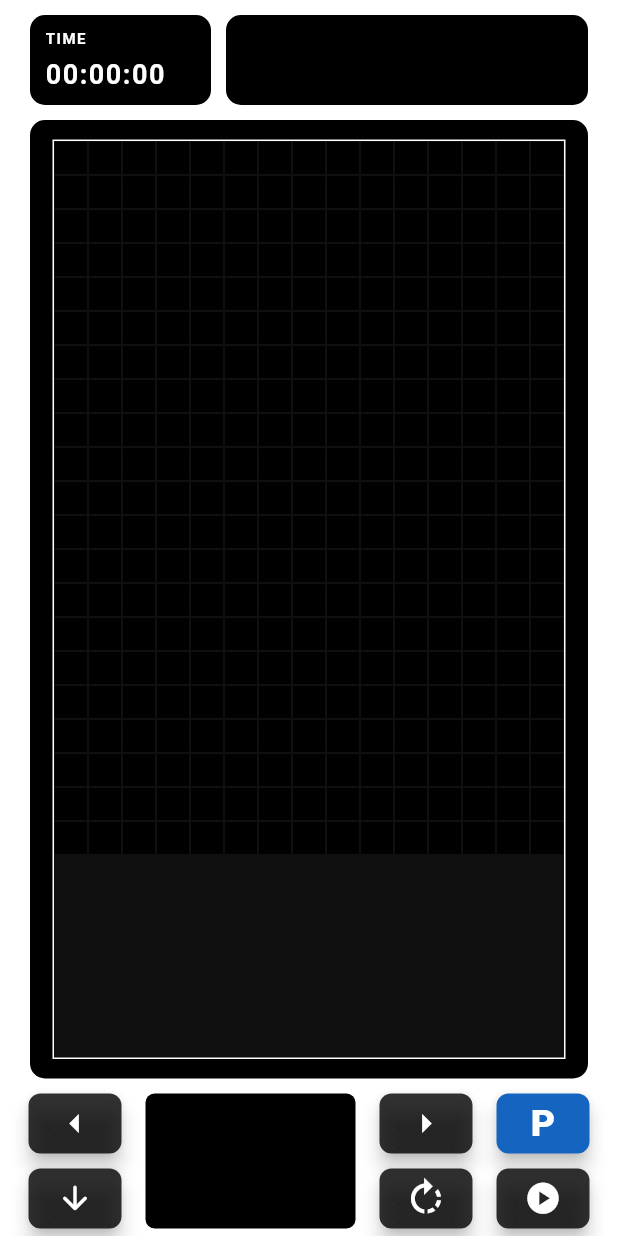
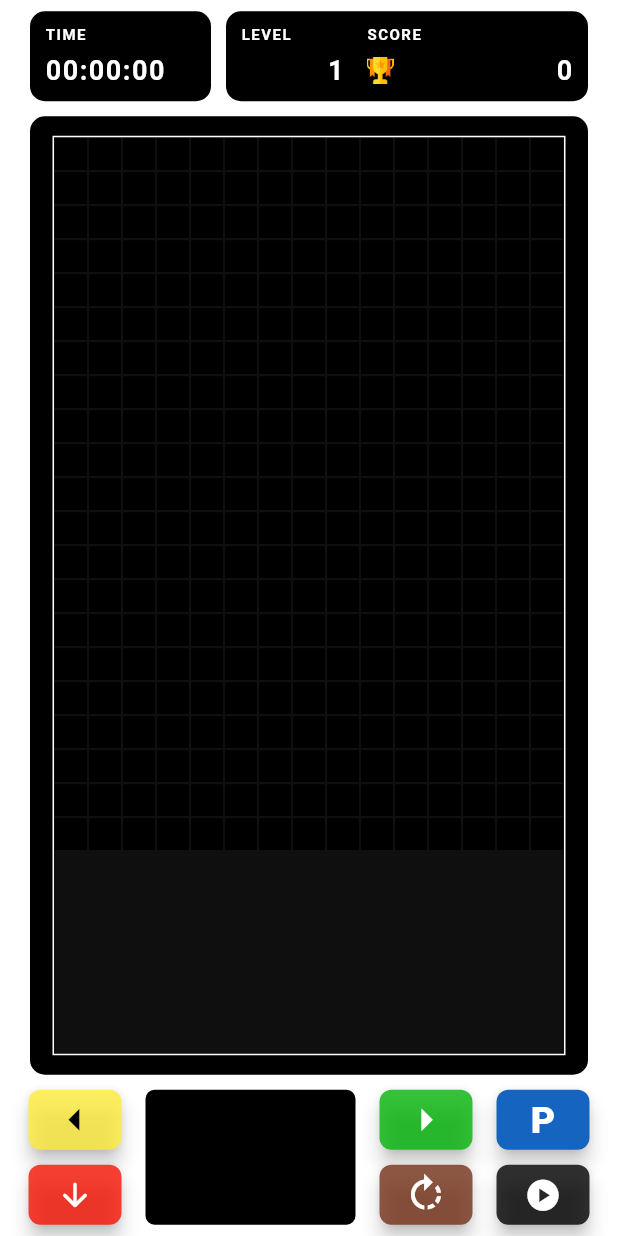
Before and after one commit to iamcaominhtien/tetris-flutter, a Flutter app: the screen it shows after launch, on a phone screen of 412 x 824 dp. Run offline on Flutter 3.47's test engine with Material 2 defaults, Android fonts, the phone set to English and light mode, and no system bars; drawn by our look-alikes of auto_size_text; our stand-ins replace stop_watch_timer.

Commit message:
update design: add color for some ControlButton, show level and score of the game

```diff
--- a/lib/constants/constants.dart
+++ b/lib/constants/constants.dart
@@ -51,24 +51,14 @@ class Constant {
   ];
 
   static const List<List<int>> showNextBlock = [
-    [
-      1,2,6,7
-    ], //4, 5, 15, 16
-    [
-      1,2,5,6
-    ], //4 5 14 15
-    [
-      1,5,9,10
-    ], //4 14 24 25
-    [
-      1,5,9
-    ], //4, 14, 24, 34
-    [
-      2,6,9,10
-    ], //5, 15, 24, 25
-    [1,5,6,10], //4, 14, 15, 25
-    [2,6,5,9],// [5, 15, 14, 24],
-    [0,1,2,5],// [4, 5, 6, 15],
+    [1, 2, 6, 7], //4, 5, 15, 16
+    [1, 2, 5, 6], //4 5 14 15
+    [1, 5, 9, 10], //4 14 24 25
+    [1, 5, 9], //4, 14, 24, 34
+    [2, 6, 9, 10], //5, 15, 24, 25
+    [1, 5, 6, 10], //4, 14, 15, 25
+    [2, 6, 5, 9], // [5, 15, 14, 24],
+    [0, 1, 2, 5], // [4, 5, 6, 15],
   ];
 
   static const List pieceColor = [
@@ -92,4 +82,10 @@ class Constant {
   static const duration = Duration(milliseconds: 300);
 
   static const primaryColor = Colors.black;
+
+  static const TextStyle tetrisBoardTextStyle = TextStyle(
+      color: Colors.white,
+      fontSize: 18.0,
+      fontWeight: FontWeight.bold,
+      letterSpacing: 1.0);
 }
--- a/lib/pages/tetris_page.dart
+++ b/lib/pages/tetris_page.dart
@@ -4,7 +4,7 @@ import '../widgets/grid_table.dart';
 import '../widgets/list_control_btn/list_control_button.dart';
 import 'package:provider/provider.dart';
 
-import '../widgets/tetris_board.dart';
+import '../widgets/tetris_board/tetris_board.dart';
 
 class TetrisPage extends StatefulWidget {
   const TetrisPage({Key? key}) : super(key: key);
--- a/lib/widgets/list_control_btn/list_control_button.dart
+++ b/lib/widgets/list_control_btn/list_control_button.dart
@@ -36,7 +36,7 @@ class _ListControlButtonState extends State<ListControlButton> {
   @override
   Widget build(BuildContext context) {
     return Padding(
-      padding: const EdgeInsets.only(bottom: 5),
+      padding: const EdgeInsets.only(bottom: 7.5),
       child: SizedBox(
         height: 90,
         width: double.infinity,
@@ -50,10 +50,11 @@ class _ListControlButtonState extends State<ListControlButton> {
                     callBack: () => moveToLeft(),
                     errorAt: "MoveLeftButton",
                     isActive: isActive,
+                    btnColor: Colors.yellow,
                     child: const Icon(
                       Icons.arrow_left,
-                      color: Colors.white,
-                      size: 30.0,
+                      color: Colors.black,
+                      size: 35.0,
                     ),
                   ),
                   const SizedBox(
@@ -62,6 +63,7 @@ class _ListControlButtonState extends State<ListControlButton> {
                   ControlButton(
                     errorAt: "RightToBottomRightNow",
                     isActive: isActive,
+                    btnColor: const Color.fromARGB(255, 248, 20, 4),
                     callBack: () => moveToBottomRightNow(),
                     child: const Icon(
                       Icons.arrow_downward_rounded,
@@ -87,11 +89,12 @@ class _ListControlButtonState extends State<ListControlButton> {
                         ControlButton(
                           callBack: () => moveToRight(),
                           errorAt: "MoveRightButton",
+                          btnColor: const Color.fromARGB(255, 3, 182, 9),
                           isActive: isActive,
                           child: const Icon(
                             Icons.arrow_right,
                             color: Colors.white,
-                            size: 30.0,
+                            size: 35.0,
                           ),
                         ),
                         const SizedBox(
@@ -100,6 +103,7 @@ class _ListControlButtonState extends State<ListControlButton> {
                         ControlButton(
                           errorAt: "RotateButton",
                           isActive: isActive,
+                          btnColor: const Color.fromARGB(255, 117, 50, 25),
                           callBack: () => rotate(),
                           child: const Icon(
                             Icons.rotate_right,
--- a/lib/widgets/list_control_btn/show_next_block.dart
+++ b/lib/widgets/list_control_btn/show_next_block.dart
@@ -14,7 +14,7 @@ class ShowNextBlock extends StatelessWidget {
     return Padding(
       padding: const EdgeInsets.symmetric(horizontal: 8.0),
       child: Container(
-        padding: const EdgeInsets.all(8.0),
+        padding: const EdgeInsets.symmetric(horizontal: 8.0, vertical: 6.0),
         decoration: BoxDecoration(
           color: Constant.primaryColor,
           borderRadius: BorderRadius.circular(6.0),
@@ -24,8 +24,7 @@ class ShowNextBlock extends StatelessWidget {
             List<int> block = [];
             var color = Constant.primaryColor;
             if (nextBlock.nextBlock.isNotEmpty) {
-              block =
-                  Constant.showNextBlock[nextBlock.nextBlock['type']];
+              block = Constant.showNextBlock[nextBlock.nextBlock['type']];
               color = nextBlock.nextBlock['color'];
             }
 
@@ -37,9 +36,8 @@ class ShowNextBlock extends StatelessWidget {
                 (index) => MyPixel(
                   index: index,
                   isRadius: false,
-                  color: block.contains(index)
-                      ? color
-                      : Constant.primaryColor,
+                  color:
+                      block.contains(index) ? color : Constant.primaryColor,
                 ),
               ),
             );
--- a/lib/widgets/tetris_board.dart
+++ /dev/null
@@ -1,88 +0,0 @@
-import 'package:flutter/material.dart';
-import 'package:provider/provider.dart';
-import 'package:stop_watch_timer/stop_watch_timer.dart';
-import 'package:tetris/components/my_tetris_provider.dart';
-import 'package:tetris/constants/constants.dart';
-
-class TetrisBoard extends StatefulWidget {
-  const TetrisBoard({
-    Key? key,
-  }) : super(key: key);
-
-  @override
-  State<TetrisBoard> createState() => _TetrisBoardState();
-}
-
-class _TetrisBoardState extends State<TetrisBoard> {
-  late final MyTetrisProvider provider;
-
-  @override
-  void initState() {
-    super.initState();
-    provider = Provider.of<MyTetrisProvider>(context, listen: false);
-  }
-
-  @override
-  Widget build(BuildContext context) {
-    return StreamBuilder<int>(
-        stream: provider.stopWatchTimer.rawTime,
-        initialData: provider.stopWatchTimer.rawTime.value,
-        builder: (context, snapshot) {
-          final value = snapshot.data!;
-          final displayTime =
-              StopWatchTimer.getDisplayTime(value, milliSecond: false);
-          return Padding(
-            padding: const EdgeInsets.only(top: 10.0),
-            child: SizedBox(
-              height: 60.0,
-              width: double.infinity,
-              child: Row(
-                  crossAxisAlignment: CrossAxisAlignment.stretch,
-                  children: [
-                    Expanded(
-                      child: Container(
-                        padding: const EdgeInsets.symmetric(
-                            vertical: 10.0, horizontal: 10.0),
-                        decoration: BoxDecoration(
-                            color: Constant.primaryColor,
-                            borderRadius: BorderRadius.circular(10.0)),
-                        child: Column(
-                            crossAxisAlignment: CrossAxisAlignment.start,
-                            mainAxisAlignment: MainAxisAlignment.spaceBetween,
-                            children: [
-                              const Text(
-                                'TIME',
-                                style: TextStyle(
-                                  color: Colors.white,
-                                  fontSize: 10.0,
-                                  fontWeight: FontWeight.bold,
-                                  letterSpacing: 1.0,
-                                ),
-                              ),
-                              Text(displayTime,
-                                  style: const TextStyle(
-                                    color: Colors.white,
-                                    fontSize: 18.0,
-                                    fontWeight: FontWeight.bold,
-                                    letterSpacing: 1.0,
-                                  )),
-                            ]),
-                      ),
-                    ),
-                    const SizedBox(
-                      width: 10.0,
-                    ),
-                    Expanded(
-                      flex: 2,
-                      child: Container(
-                        decoration: BoxDecoration(
-                            color: Constant.primaryColor,
-                            borderRadius: BorderRadius.circular(10.0)),
-                      ),
-                    ),
-                  ]),
-            ),
-          );
-        });
-  }
-}
--- /dev/null
+++ b/lib/widgets/tetris_board/tetris_board.dart
@@ -0,0 +1,128 @@
+import 'package:auto_size_text/auto_size_text.dart';
+import 'package:flutter/material.dart';
+import 'package:provider/provider.dart';
+import 'package:stop_watch_timer/stop_watch_timer.dart';
+import 'package:tetris/components/my_tetris_provider.dart';
+import 'package:tetris/constants/constants.dart';
+
+import 'tetris_board_widget.dart';
+
+class TetrisBoard extends StatefulWidget {
+  const TetrisBoard({
+    Key? key,
+  }) : super(key: key);
+
+  @override
+  State<TetrisBoard> createState() => _TetrisBoardState();
+}
+
+class _TetrisBoardState extends State<TetrisBoard> {
+  late final MyTetrisProvider provider;
+
+  @override
+  void initState() {
+    super.initState();
+    provider = Provider.of<MyTetrisProvider>(context, listen: false);
+  }
+
+  @override
+  Widget build(BuildContext context) {
+    return StreamBuilder<int>(
+        stream: provider.stopWatchTimer.rawTime,
+        initialData: provider.stopWatchTimer.rawTime.value,
+        builder: (context, snapshot) {
+          final value = snapshot.data!;
+          final displayTime =
+              StopWatchTimer.getDisplayTime(value, milliSecond: false);
+          return Padding(
+            padding: const EdgeInsets.only(top: 7.5),
+            child: SizedBox(
+              height: 60.0,
+              width: double.infinity,
+              child: Row(
+                  crossAxisAlignment: CrossAxisAlignment.stretch,
+                  children: [
+                    Expanded(
+                      child: Container(
+                        padding: const EdgeInsets.symmetric(
+                            vertical: 10.0, horizontal: 10.0),
+                        decoration: BoxDecoration(
+                            color: Constant.primaryColor,
+                            borderRadius: BorderRadius.circular(10.0)),
+                        child: TetrisBoardWidget(
+                          label: 'TIME',
+                          child: Text(
+                            displayTime,
+                            style: Constant.tetrisBoardTextStyle,
+                          ),
+                        ),
+                      ),
+                    ),
+                    const SizedBox(
+                      width: 10.0,
+                    ),
+                    Expanded(
+                      flex: 2,
+                      child: Container(
+                        padding: const EdgeInsets.symmetric(
+                            vertical: 10.0, horizontal: 10.0),
+                        decoration: BoxDecoration(
+                          color: Constant.primaryColor,
+                          borderRadius: BorderRadius.circular(10.0),
+                        ),
+                        child: Row(
+                          children: [
+                            Expanded(
+                              child: TetrisBoardWidget(
+                                label: "LEVEL",
+                                child: Row(
+                                  mainAxisAlignment: MainAxisAlignment.end,
+                                  children: const [
+                                    Text(
+                                      "1",
+                                      style: Constant.tetrisBoardTextStyle,
+                                    ),
+                                  ],
+                                ),
+                              ),
+                            ),
+                            const SizedBox(
+                              width: 15.0,
+                            ),
+                            Expanded(
+                              flex: 2,
+                              child: TetrisBoardWidget(
+                                label: 'SCORE',
+                                child: Row(
+                                  mainAxisAlignment:
+                                      MainAxisAlignment.spaceBetween,
+                                  children: [
+                                    Image.asset(
+                                      'assets/images/award.png',
+                                      height: 18.0,
+                                    ),
+                                    const SizedBox(
+                                      width: 10.0,
+                                    ),
+                                    AutoSizeText(
+                                      Provider.of<MyTetrisProvider>(context,
+                                                listen: true)
+                                            .point
+                                            .toString(),
+                                      style: Constant.tetrisBoardTextStyle,
+                                      maxLines: 1,
+                                    )
+                                  ],
+                                ),
+                              ),
+                            ),
+                          ],
+                        ),
+                      ),
+                    ),
+                  ]),
+            ),
+          );
+        });
+  }
+}
--- /dev/null
+++ b/lib/widgets/tetris_board/tetris_board_widget.dart
@@ -0,0 +1,32 @@
+import 'package:flutter/material.dart';
+
+class TetrisBoardWidget extends StatelessWidget {
+  const TetrisBoardWidget({
+    Key? key,
+    required this.label,
+    required this.child,
+  }) : super(key: key);
+
+  final String label;
+  final Widget child;
+
+  @override
+  Widget build(BuildContext context) {
+    return Column(
+      crossAxisAlignment: CrossAxisAlignment.start,
+      mainAxisAlignment: MainAxisAlignment.spaceBetween,
+      children: [
+        Text(
+          label,
+          style: const TextStyle(
+            color: Colors.white,
+            fontSize: 10.0,
+            fontWeight: FontWeight.bold,
+            letterSpacing: 1.0,
+          ),
+        ),
+        child
+      ],
+    );
+  }
+}
--- a/pubspec.yaml
+++ b/pubspec.yaml
@@ -37,6 +37,7 @@ dependencies:
   provider: ^6.0.3
   assets_audio_player: ^3.0.5
   stop_watch_timer: ^1.5.0
+  auto_size_text: ^3.0.0
 
 dev_dependencies:
   flutter_test:
```
Also changed, not shown: pubspec.lock.
